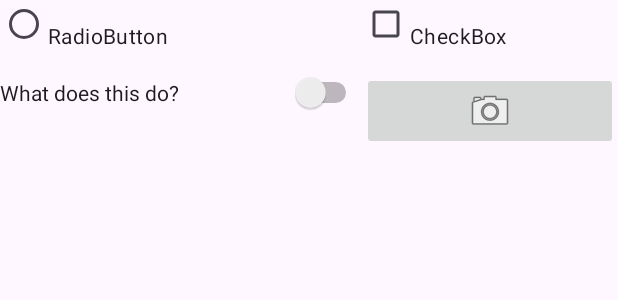
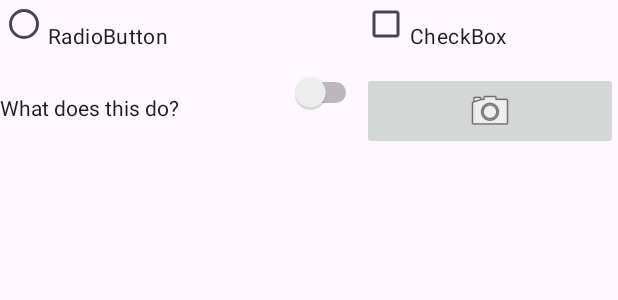
Before and after one commit to Gurparkash-Singh/CP470, an Android app: the layout activity_list_items.xml on its own in the app's theme, with its tools: preview values and no code run, on a phone screen of 412 x 824 dp. Shown: the top 300 px of the screen. Run offline under Robolectric (Android 15) with nearby library versions, the phone set to English and light mode, and no system bars.

Commit message:
Finished Part 1

```diff
--- a/app/src/main/res/layout/activity_list_items.xml
+++ b/app/src/main/res/layout/activity_list_items.xml
@@ -2,10 +2,12 @@
 <GridLayout xmlns:android="http://schemas.android.com/apk/res/android"
     xmlns:app="http://schemas.android.com/apk/res-auto"
     xmlns:tools="http://schemas.android.com/tools"
+    android:id="@+id/main"
     android:layout_width="match_parent"
-    android:layout_height="wrap_content"
+    android:layout_height="match_parent"
     android:columnCount="2"
     android:rowCount="2"
+    tools:context=".ListItemsActivity"
     >
 
     <RadioButton
@@ -36,6 +38,7 @@
         android:layout_column="0"
         android:layout_columnWeight="1"
         android:gravity="fill"
+        android:minHeight="48dp"
         android:text="@string/SwitchLabel" />
 
     <ImageButton
@@ -46,5 +49,7 @@
         android:layout_column="1"
         android:gravity="fill"
         android:layout_columnWeight="1"
+        android:minHeight="48dp"
         tools:srcCompat="@android:drawable/ic_menu_camera" />
+
 </GridLayout>
```
Also changed, not shown: app/src/main/AndroidManifest.xml (+10 -7 lines), app/src/main/res/layout/activity_login.xml (+6 -1 lines).
